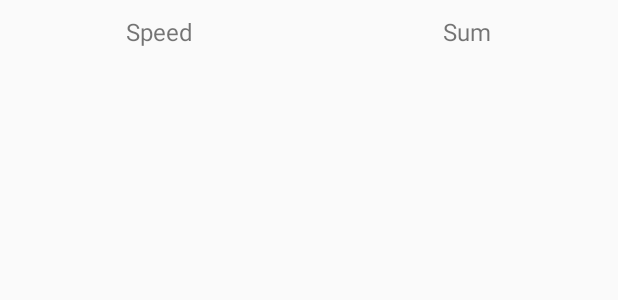
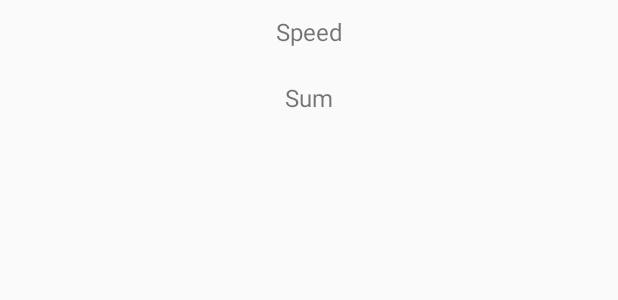
Before and after one commit to cantorandball/fatwatch, an Android app: the layout fragment_counter.xml on its own in the app's theme, with its tools: preview values and no code run, on a phone screen of 412 x 824 dp. Shown: the top 300 px of the screen. Run offline under Robolectric (Android 15) with nearby library versions, the phone set to English and light mode, and no system bars.

Commit message:
Changed layout, adjusted sensitivity

```diff
--- a/Protochi/app/src/main/java/com/candb/josh/protochi/Main.java
+++ b/Protochi/app/src/main/java/com/candb/josh/protochi/Main.java
@@ -34,7 +34,7 @@ public class Main extends FragmentActivity implements SensorEventListener{
 
     private SensorManager mSensorManager;
     private Sensor mAccelerometer;
-    private final float NOISE = (float) 2.0;
+    private final float NOISE = (float) 10.0;
     private int testCounter = 0;
     private ViewPager mainPager;
     public String LOG_TAG = "PROTOCHI_MESSAGING_SERVICE";
--- a/Protochi/app/src/main/res/layout/fragment_counter.xml
+++ b/Protochi/app/src/main/res/layout/fragment_counter.xml
@@ -20,7 +20,16 @@
                 android:gravity="center"
                 android:textSize="16sp"
                 android:text="@string/counter_speed_title"/>
-
+        </TableRow>
+        <TableRow>
+            <TextView
+                android:id="@+id/counter_speed"
+                android:layout_width="match_parent"
+                android:layout_height="match_parent"
+                android:gravity="center"
+                android:textSize="16sp"/>
+        </TableRow>
+        <TableRow>
             <TextView
                 android:layout_width="match_parent"
                 android:layout_height="match_parent"
@@ -31,18 +40,11 @@
 
         <TableRow>
             <TextView
-                android:id="@+id/counter_speed"
-                android:layout_width="match_parent"
-                android:layout_height="match_parent"
-                android:gravity="center"
-                android:textSize="16sp"/>
-
-            <TextView
                 android:id="@+id/counter_total"
                 android:layout_width="match_parent"
                 android:layout_height="match_parent"
                 android:gravity="center"
-                android:textSize="16sp"/>
+                android:textSize="50sp"/>
         </TableRow>
 
 
```
